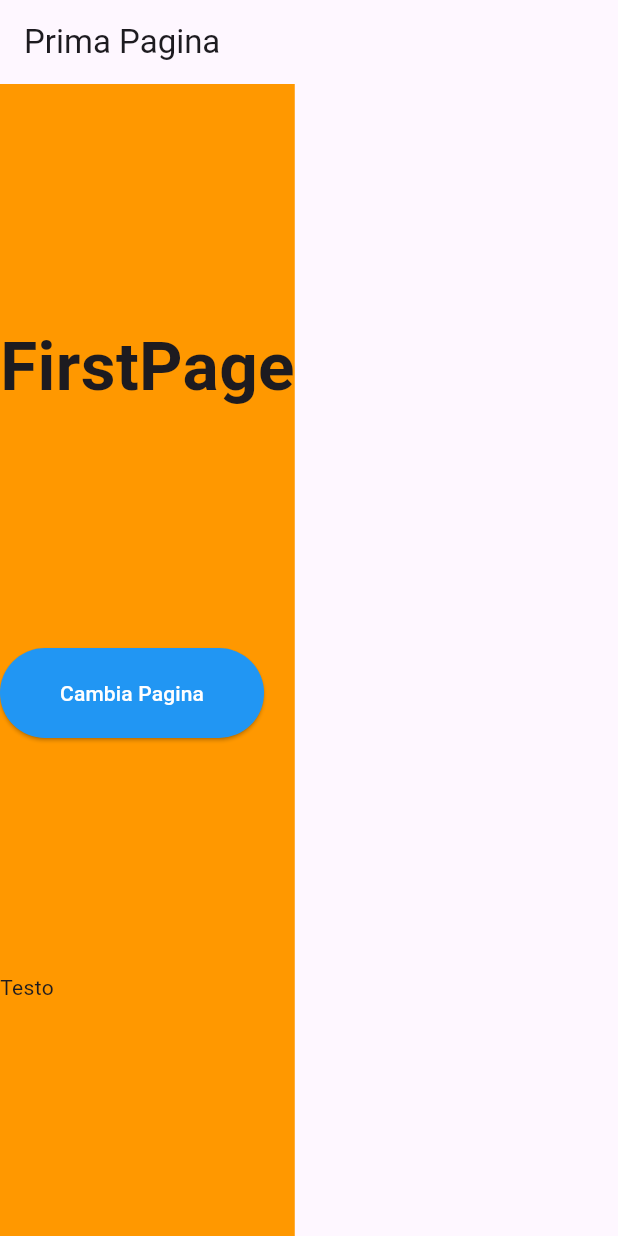
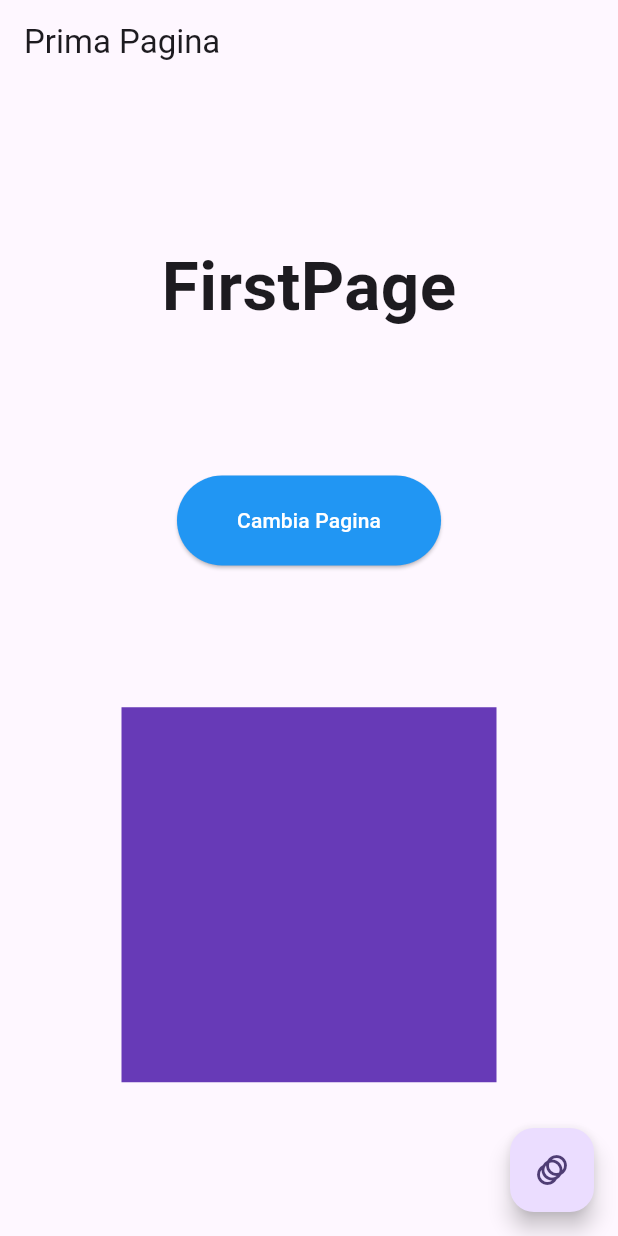
Before and after one commit to SerpenTaki/key_gen_app, a Flutter app: the Primapagina screen opened directly, on a phone screen of 412 x 824 dp. Run offline on Flutter 3.47's test engine with Material 3 defaults, Android fonts, the phone set to English and light mode, and no system bars; our stand-ins replace google_fonts; network calls fail.

Commit message:
feat: Add Hero animations and Tab navigation
Implemented Hero animations for image transitions between Carta.dart and SecondaPagina.dart.
Introduced a new Tabbare.dart screen for tab-based navigation, accessible via a FloatingActionButton in Sliddare.dart and registered in RouteGenerator.dart.
Converted Primapagina.dart to a StatefulWidget to enable animations for container size, color, and padding on FloatingActionButton press.
Updated SecondaPagina.dart to include a Card with the Hero animated image and centered its content.

```diff
--- a/key_gen_app/lib/RouteGenerator.dart
+++ b/key_gen_app/lib/RouteGenerator.dart
@@ -5,6 +5,7 @@ import 'package:key_gen_app/screens/_quarta_pagina.dart';
 import 'package:key_gen_app/screens/_quinta_pagina.dart';
 import 'package:key_gen_app/screens/Carta.dart';
 import 'package:key_gen_app/screens/Sliddare.dart';
+import 'package:key_gen_app/screens/_tabs.dart';
 import 'package:flutter/material.dart';
 
 //Per mandare dati dinamici
@@ -32,6 +33,8 @@ class RouteGenerator {
         return MaterialPageRoute(builder: (context) => Carta());
       case '/Slievers':
         return MaterialPageRoute(builder: (context) => Sliddare());
+      case '/Tabs':
+        return MaterialPageRoute(builder: (context) => Tabbare());
       default:
         return _errorRoute();
     }
--- a/key_gen_app/lib/screens/PrimaPagina.dart
+++ b/key_gen_app/lib/screens/PrimaPagina.dart
@@ -1,19 +1,31 @@
 import 'package:flutter/material.dart';
-import 'package:key_gen_app/screens/SecondaPagina.dart';
+import 'dart:math';
 
-class Primapagina extends StatelessWidget {
+class Primapagina extends StatefulWidget {
   const Primapagina({super.key});
+
+  @override
+  State<Primapagina> createState() => _PrimapaginaState();
+}
+
+class _PrimapaginaState extends State<Primapagina> {
+  double _width = 250;
+  double _height = 250;
+  Color _color = Colors.deepPurple;
+  double _padding = 8;
 
   @override
   Widget build(BuildContext context) {
     return Scaffold(
       appBar: AppBar(title: Text("Prima Pagina")),
-      body: Container(
-        color: Colors.orange,
+      body: Center(
+        child: AnimatedPadding(
+          duration: const Duration(seconds: 1),
+          padding: EdgeInsets.all(_padding),
           child: Column(
-          mainAxisSize: MainAxisSize.max,
+            //mainAxisSize: MainAxisSize.max,
             mainAxisAlignment: MainAxisAlignment.spaceEvenly,
-          crossAxisAlignment: CrossAxisAlignment.start,
+            //crossAxisAlignment: CrossAxisAlignment.start,
             children: [
               Text(
                 "FirstPage",
@@ -22,7 +34,11 @@ class Primapagina extends StatelessWidget {
               ElevatedButton(
                 onPressed: () {
                   //Navigator.push(context, MaterialPageRoute(builder: (context) =>  Secondapagina(data: 'Vecchio metodo',),),); //vecchio metodo
-                Navigator.pushNamed(context, '/SecondaPagina', arguments: "Frase da passare alla seconda pagina"); //nuovo metodo
+                  Navigator.pushNamed(
+                    context,
+                    '/SecondaPagina',
+                    arguments: "Frase da passare alla seconda pagina",
+                  ); //nuovo metodo
                 },
                 style: ElevatedButton.styleFrom(
                   foregroundColor: Colors.white,
@@ -34,9 +50,27 @@ class Primapagina extends StatelessWidget {
                 ),
                 child: const Text("Cambia Pagina"),
               ),
-            Text("Testo"),
+              AnimatedContainer(
+                width: _width,
+                height: _height,
+                color: _color,
+                duration: Duration(seconds: 1),
+                curve: Curves.fastOutSlowIn,
+              ),
             ],
           ),
+        ),
+      ),
+      floatingActionButton: FloatingActionButton(
+        onPressed: () {
+          setState(() {
+            final random = Random();
+            _width = random.nextInt(250).toDouble();
+            _height = random.nextInt(250).toDouble();
+            _color = Color.fromRGBO(random.nextInt(255), random.nextInt(255), random.nextInt(255), 1);
+            _padding = random.nextInt(50).toDouble();
+          });
+        }, child: Icon(Icons.animation),
       ),
     );
   }
--- a/key_gen_app/lib/screens/Sliddare.dart
+++ b/key_gen_app/lib/screens/Sliddare.dart
@@ -1,4 +1,5 @@
 import 'package:flutter/material.dart';
+import 'package:key_gen_app/screens/_tabs.dart';
 
 
 class Sliddare extends StatelessWidget {
@@ -43,7 +44,8 @@ class Sliddare extends StatelessWidget {
                   crossAxisCount: 2, crossAxisSpacing: 8, mainAxisSpacing: 8))
         ],
       ),
-
+      floatingActionButton: FloatingActionButton(onPressed: () {Navigator.pushNamed(context, "/Tabs");},
+      child: Icon(Icons.next_week),),
     );
   }
 }
```
Also changed, not shown: key_gen_app/lib/screens/Carta.dart (+6 -2 lines), key_gen_app/lib/screens/SecondaPagina.dart (+23 -5 lines), key_gen_app/lib/screens/_tabs.dart (added, +41 -0 lines). Lines whose indentation alone changed are shown as unchanged.
